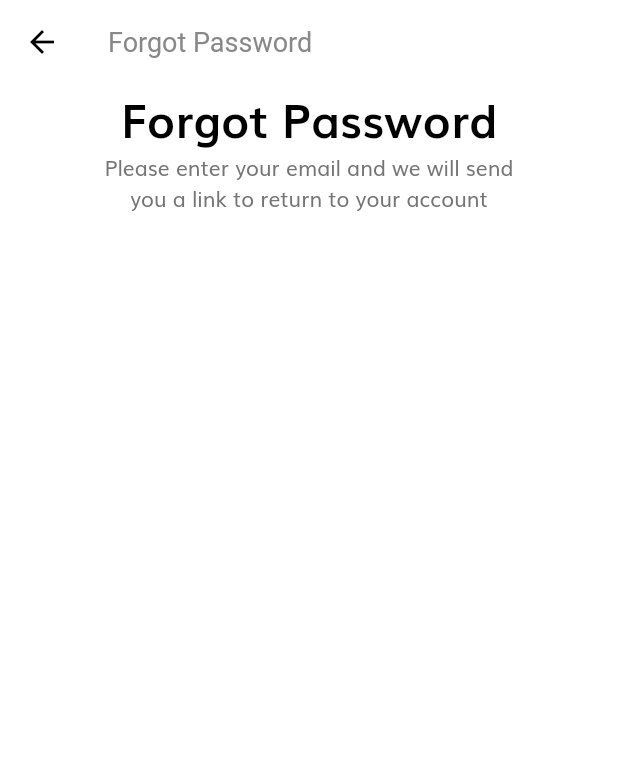
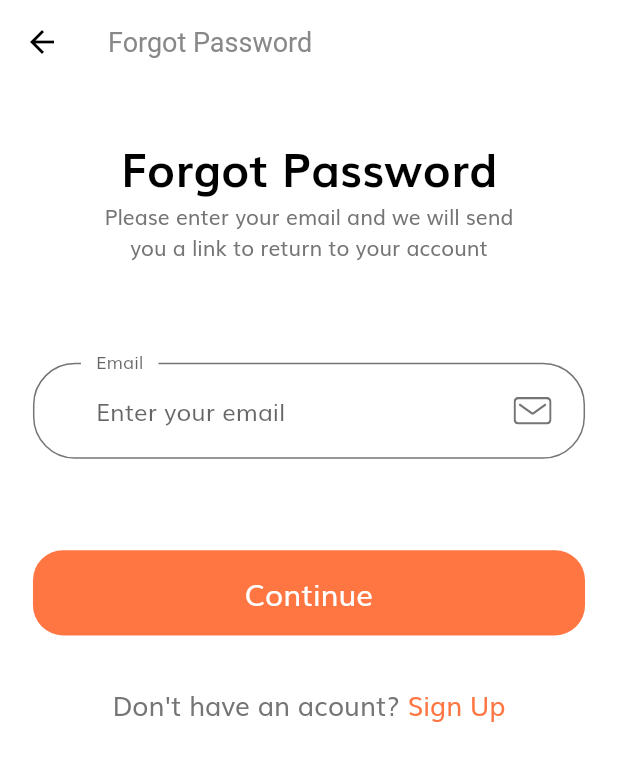
Before and after one commit to AmanCodes32/e-commerce, a Flutter app: the ForgotPasswordScreen screen opened by its route, on a phone screen of 412 x 824 dp. Shown: the top 761 px of the screen. Run offline on Flutter 3.47's test engine with Material 2 defaults, Android fonts, the phone set to English and light mode, and no system bars; our stand-ins replace flutter_svg.

Commit message:
sign up screen

```diff
--- /dev/null
+++ b/lib/components/no_account_text.dart
@@ -0,0 +1,34 @@
+import 'package:flutter/material.dart';
+import 'package:online_shop/screens/sign_up/sign_up_screen.dart';
+
+import '../constants.dart';
+import '../size_config.dart';
+
+class NoAccountText extends StatelessWidget {
+  const NoAccountText({
+    Key? key,
+  }) : super(key: key);
+
+  @override
+  Widget build(BuildContext context) {
+    return Row(
+      mainAxisAlignment: MainAxisAlignment.center,
+      children: [
+        Text(
+          "Don't have an acount? ",
+          style: TextStyle(fontSize: getPropotionateScreenWidth(16)),
+        ),
+        GestureDetector(
+          onTap: () {
+            Navigator.of(context).pushNamed(SignUpScreen.routeName);
+          },
+          child: Text(
+            "Sign Up",
+            style: TextStyle(
+                fontSize: getPropotionateScreenWidth(16), color: kPrimaryColor),
+          ),
+        )
+      ],
+    );
+  }
+}
--- a/lib/routes.dart
+++ b/lib/routes.dart
@@ -1,10 +1,14 @@
 import 'package:flutter/widgets.dart';
 import 'package:online_shop/screens/forgot_password/forgot_password_screen.dart';
+import 'package:online_shop/screens/login_success/login_success_screen.dart';
 import 'package:online_shop/screens/sign_in/sign_in_screen.dart';
+import 'package:online_shop/screens/sign_up/sign_up_screen.dart';
 import 'package:online_shop/screens/splash/splash_screen.dart';
 
 final Map<String, WidgetBuilder> routes = {
   SplashScreen.routeName: (context) => SplashScreen(),
   SignInScreen.routeName: (context) => SignInScreen(),
   ForgotPasswordScreen.routeName: (context) => ForgotPasswordScreen(),
+  LoginSuccessScreen.routeName: (context) => const LoginSuccessScreen(),
+  SignUpScreen.routeName: (context) => SignUpScreen(),
 };
--- a/lib/screens/forgot_password/components/body.dart
+++ b/lib/screens/forgot_password/components/body.dart
@@ -1,11 +1,14 @@
 import 'package:flutter/material.dart';
-import 'package:online_shop/screens/sign_in/components/sign_in_form.dart';
+import 'package:online_shop/screens/forgot_password/components/forgot_password_form.dart';
 import 'package:online_shop/size_config.dart';
+
+import '../../../constants.dart';
+import '../../../components/no_account_text.dart';
 
 class Body extends StatelessWidget {
   @override
   Widget build(BuildContext context) {
-    return SafeArea(
+    return SingleChildScrollView(
       child: Container(
         width: double.infinity,
         padding: EdgeInsets.symmetric(
@@ -13,6 +16,7 @@ class Body extends StatelessWidget {
         ),
         child: Column(
           children: [
+            SizedBox(height: SizeConfig.screenHeight! * 0.04),
             Text(
               "Forgot Password",
               style: TextStyle(
@@ -23,6 +27,11 @@ class Body extends StatelessWidget {
             const Text(
                 "Please enter your email and we will send\nyou a link to return to your account",
                 textAlign: TextAlign.center),
+            SizedBox(height: SizeConfig.screenHeight! * 0.04),
+            SizedBox(height: SizeConfig.screenHeight! * 0.04),
+            ForgotPasswordForm(),
+            SizedBox(height: SizeConfig.screenHeight! * 0.04),
+            const NoAccountText(),
           ],
         ),
       ),
--- /dev/null
+++ b/lib/screens/forgot_password/components/forgot_password_form.dart
@@ -0,0 +1,76 @@
+import 'package:flutter/material.dart';
+import 'package:online_shop/components/custom_suffix_icon.dart';
+import 'package:online_shop/components/default_button.dart';
+import 'package:online_shop/components/form_error.dart';
+import 'package:online_shop/constants.dart';
+import 'package:online_shop/size_config.dart';
+
+class ForgotPasswordForm extends StatefulWidget {
+  @override
+  _ForgotPasswordFormState createState() => _ForgotPasswordFormState();
+}
+
+class _ForgotPasswordFormState extends State<ForgotPasswordForm> {
+  final _formKey = GlobalKey<FormState>();
+  final List<String> errors = [];
+  String email = '';
+  @override
+  Widget build(BuildContext context) {
+    return Form(
+        key: _formKey,
+        child: Column(
+          mainAxisAlignment: MainAxisAlignment.spaceBetween,
+          children: [
+            buildEmailTextFormField(),
+            SizedBox(height: getPropotionateScreenHeight(30)),
+            FormError(errors: errors),
+            SizedBox(height: getPropotionateScreenHeight(30)),
+            DefaultButton(
+                text: "Continue",
+                onPressed: () {
+                  if (_formKey.currentState!.validate()) {
+                    //send an email
+                  }
+                })
+          ],
+        ));
+  }
+
+  TextFormField buildEmailTextFormField() {
+    return TextFormField(
+      onSaved: (newValue) => email = newValue!,
+      onChanged: (value) {
+        if (value.isNotEmpty && errors.contains(kEmailNullError)) {
+          setState(() {
+            errors.remove(kEmailNullError);
+          });
+        } else if (value.isEmpty ||
+            kemailValidatorRegex.hasMatch(value) &&
+                errors.contains(kInvalidEmailError)) {
+          setState(() {
+            errors.remove(kInvalidEmailError);
+          });
+        }
+      },
+      validator: (value) {
+        if (value!.isEmpty && !errors.contains(kEmailNullError)) {
+          setState(() {
+            errors.add(kEmailNullError);
+          });
+        } else if (!kemailValidatorRegex.hasMatch(value) &&
+            !errors.contains(kInvalidEmailError)) {
+          setState(() {
+            errors.add(kInvalidEmailError);
+          });
+        }
+        return null;
+      },
+      decoration: const InputDecoration(
+          label: Text('Email'),
+          hintText: 'Enter your email',
+          suffixIcon: CustomSuffixIcon(svgIcon: "assets/icons/Mail.svg"),
+          floatingLabelBehavior: FloatingLabelBehavior.always),
+      keyboardType: TextInputType.emailAddress,
+    );
+  }
+}
--- a/lib/screens/forgot_password/forgot_password_screen.dart
+++ b/lib/screens/forgot_password/forgot_password_screen.dart
@@ -3,13 +3,14 @@ import 'package:online_shop/screens/forgot_password/components/body.dart';
 
 class ForgotPasswordScreen extends StatelessWidget {
   static const routeName = '/forgot-password';
+
   @override
   Widget build(BuildContext context) {
     return Scaffold(
       appBar: AppBar(
         title: const Text("Forgot Password"),
       ),
-      body: Body(),
+      body: SizedBox(child: Body()),
     );
   }
 }
```
Also changed, not shown: lib/screens/login_success/components/body.dart (added, +42 -0 lines), lib/screens/login_success/login_success_screen.dart (added, +18 -0 lines), lib/screens/sign_in/components/body.dart (+2 -16 lines), lib/screens/sign_in/components/sign_in_form.dart (+10 -3 lines), lib/screens/sign_up/sign_up_screen.dart (added, +37 -0 lines), pubspec.lock, 2 other files.
